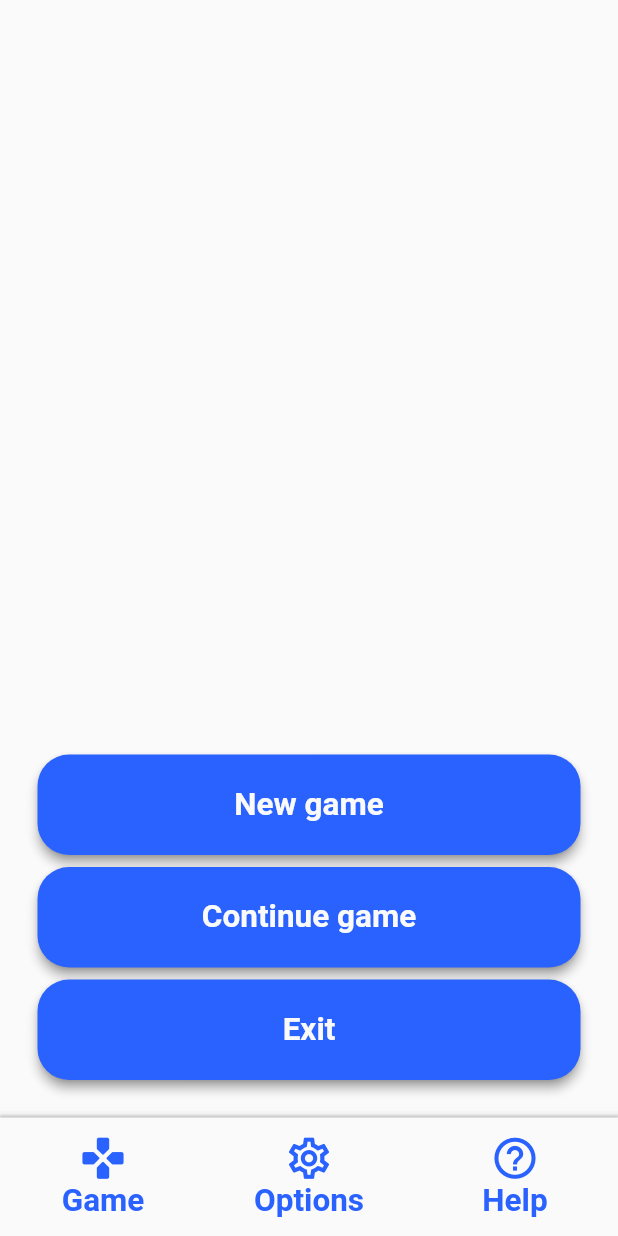
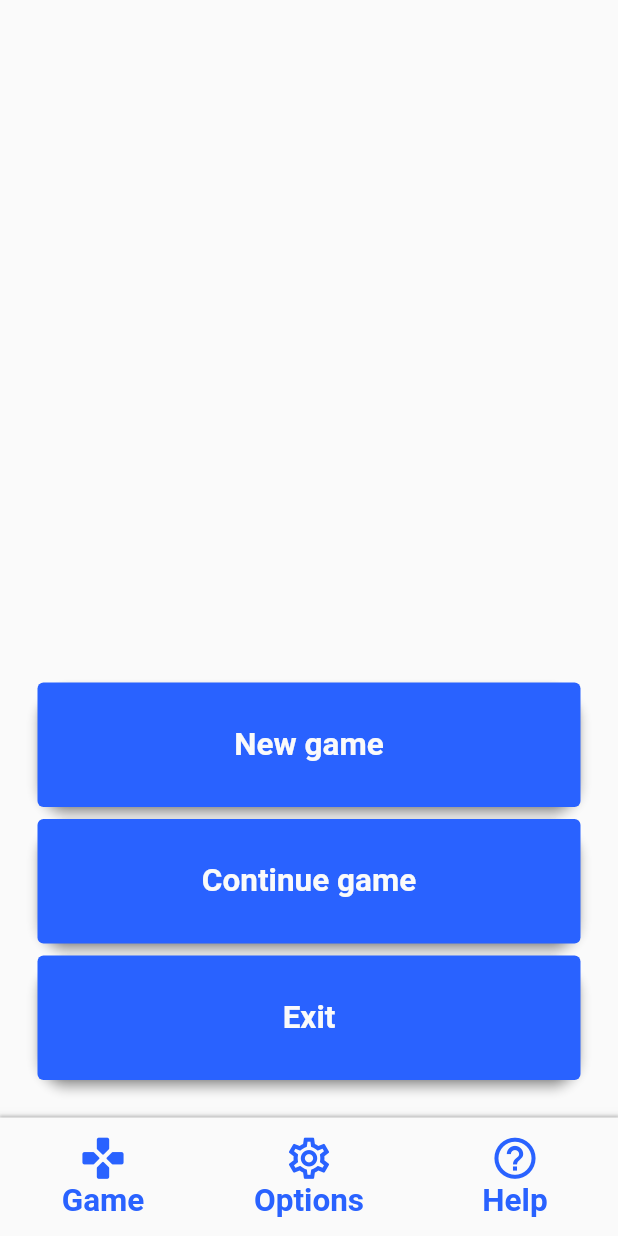
Before and after one commit to mikezamayias/game_2048, a Flutter app: the CurrentView screen opened directly, on a phone screen of 412 x 824 dp. Run offline on Flutter 3.47's test engine with Material 2 defaults, Android fonts, the phone set to English and light mode, and no system bars; our stand-ins replace google_fonts, page_transition; missing offline and left inert: colorful_safe_area, simple_gesture_detector; Roboto replaces fonts that are missing (Jura).

```diff
--- a/lib/main.dart
+++ b/lib/main.dart
@@ -7,8 +7,7 @@ import 'package:colorful_safe_area/colorful_safe_area.dart';
 import 'package:google_fonts/google_fonts.dart';
 
 // import custom packages
-// import 'src/views/current_view.dart';
-import 'src/views/splashscreen_view.dart';
+import 'src/views/current_view.dart';
 
 void main() => runApp(const Project2048());
 
@@ -39,7 +38,7 @@ class _Project2048State extends State<Project2048> {
         ),
         child: ColorfulSafeArea(
           color: Colors.grey[50],
-          child: SplashscreenView(),
+          child: CurrentView(),
         ),
       ),
     );
--- a/lib/src/views/current_view.dart
+++ b/lib/src/views/current_view.dart
@@ -1,6 +1,5 @@
 // import flutter packages
 import 'package:flutter/material.dart';
-import 'package:flutter/cupertino.dart';
 
 // import pages
 import 'game/game_view.dart';
--- a/lib/src/views/widgets/base_button.dart
+++ b/lib/src/views/widgets/base_button.dart
@@ -21,13 +21,18 @@ class BaseButton extends StatelessWidget {
         borderRadius: BorderRadius.all(Radius.circular(21)),
       ),
       elevation: 3,
-      child: FlatButton(
+      child: TextButton(
+        style: ButtonStyle(
+          // shape: MaterialStateProperty.all<ShapeBorder>(
+          //   const RoundedRectangleBorder(
+          //     borderRadius: BorderRadius.all(Radius.circular(21)),
+          //   ),
+          // ),
+          backgroundColor: MaterialStateProperty.all<Color>(
+            Colors.blueAccent[700],
+          ),
+        ),
         onPressed: onPressed ?? () => debugPrint('"$buttonText" pressed!'),
-        shape: const RoundedRectangleBorder(
-          borderRadius: BorderRadius.all(Radius.circular(21)),
-        ),
-        color: Colors.blueAccent[700],
-        focusColor: Colors.grey[850].withOpacity(0.3),
         child: Center(
           child: Padding(
             padding: const EdgeInsets.all(21),
```
